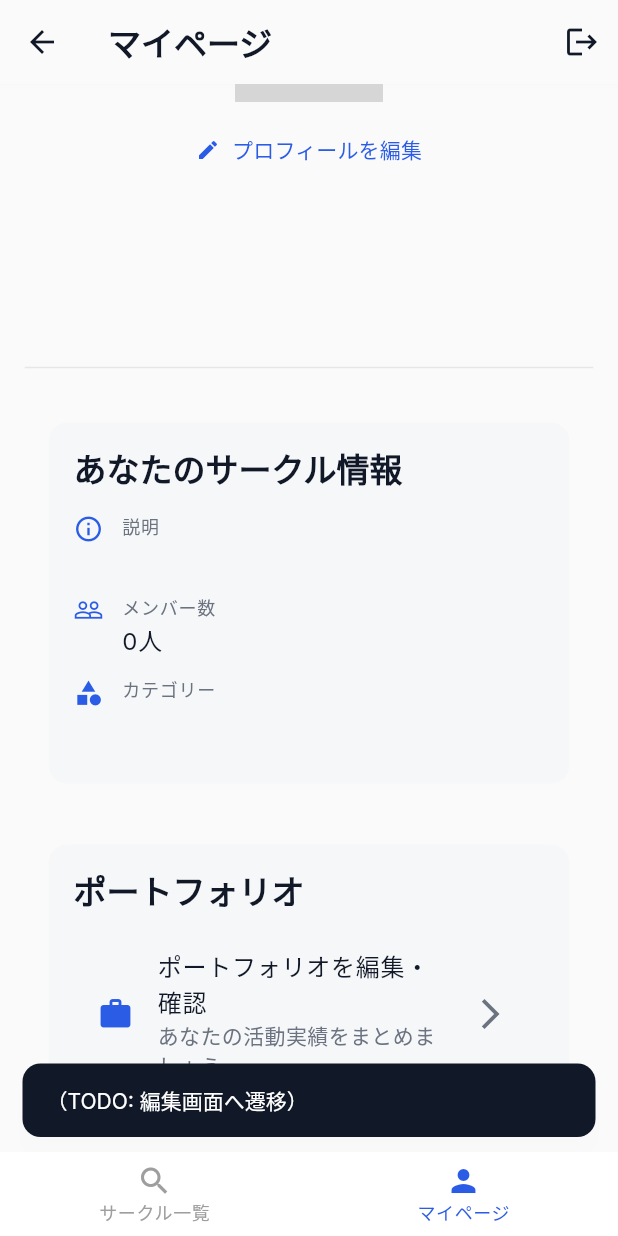
After one commit to taroa36912/circlelinks, a Flutter app: the HomeScreen screen opened directly, item 2 of the bottom bar chosen, scrolled down 120 dp, after a tap on "プロフィールを編集", on a phone screen of 412 x 824 dp. The commit adds this screen. Run offline on Flutter 3.47's test engine with Material 3 defaults, Android fonts, the light colour scheme and no system bars; our stand-ins replace cached_network_image, cloud_firestore, cloud_functions, connectivity_plus, firebase_auth, firebase_core and 10 more; missing offline and left inert: flutter_line_sdk, universal_html; accounts and stored records are empty; network calls fail; grey boxes are pictures that could not be loaded.

Commit message:
add mypage.

```diff
--- a/lib/presentation/circle_discovery/circle_discovery.dart
+++ b/lib/presentation/circle_discovery/circle_discovery.dart
@@ -336,9 +336,22 @@ class _CircleDiscoveryState extends ConsumerState<CircleDiscovery>
                     size: 24,
                   ),
                 ),
+                // ⬇️ --- 修正点 --- ⬇️
+                IconButton(
+                  onPressed: () {
+                    // 新しいマイページルートへ遷移
+                    Navigator.pushNamed(context, '/my-page');
+                  },
+                  icon: CustomIconWidget(
+                    iconName: 'person', // または 'account_circle'
+                    color: colorScheme.onSurface,
+                    size: 24,
+                  ),
+                ),
+                // ⬆️ --- 修正点 --- ⬆️
               ],
               bottom: PreferredSize(
-                preferredSize: Size.fromHeight(29.h),
+                preferredSize: Size.fromHeight(29.h), // 修正済み
                 child: Container(
                   color: colorScheme.surface,
                   child: Column(
--- /dev/null
+++ b/lib/presentation/home/home_screen.dart
@@ -0,0 +1,63 @@
+import 'package:flutter/material.dart';
+import '../../core/app_export.dart'; // app_export.dart
+// これから作成するマイページ画面
+import '../my_page/my_page_screen.dart';
+// 既存のサークル一覧画面
+import '../circle_discovery/circle_discovery.dart';
+
+class HomeScreen extends ConsumerStatefulWidget {
+  const HomeScreen({super.key});
+
+  @override
+  ConsumerState<HomeScreen> createState() => _HomeScreenState();
+}
+
+class _HomeScreenState extends ConsumerState<HomeScreen> {
+  int _selectedIndex = 0; // 現在選択されているタブのインデックス
+
+  // タブで切り替える画面のリスト
+  final List<Widget> _pages = [
+    const CircleDiscovery(), // 0: サークル一覧
+    const MyPageScreen(),    // 1: マイページ (ステップ2で作成)
+    // TODO: 将来的にチャット画面などを追加
+    // const ChatListScreen(), // 2: チャット
+  ];
+
+  void _onItemTapped(int index) {
+    setState(() {
+      _selectedIndex = index;
+    });
+  }
+
+  @override
+  Widget build(BuildContext context) {
+    return Scaffold(
+      body: IndexedStack( // 状態を保持したままタブを切り替える
+        index: _selectedIndex,
+        children: _pages,
+      ),
+      bottomNavigationBar: BottomNavigationBar(
+        items: const <BottomNavigationBarItem>[
+          BottomNavigationBarItem(
+            icon: Icon(Icons.search), // CustomIconWidgetを使ってもOK
+            label: 'サークル一覧',
+          ),
+          BottomNavigationBarItem(
+            icon: Icon(Icons.person), // CustomIconWidgetを使ってもOK
+            label: 'マイページ',
+          ),
+          // TODO: 将来的にチャットなどを追加
+          // BottomNavigationBarItem(
+          //   icon: Icon(Icons.chat_bubble_outline),
+          //   label: 'チャット',
+          // ),
+        ],
+        currentIndex: _selectedIndex,
+        selectedItemColor: AppTheme.lightTheme.colorScheme.primary, // テーマから色を指定
+        unselectedItemColor: Colors.grey, // テーマから色を指定
+        onTap: _onItemTapped,
+        type: BottomNavigationBarType.fixed, // タブが3つ以上でも固定
+      ),
+    );
+  }
+}
--- /dev/null
+++ b/lib/presentation/my_page/my_page_screen.dart
@@ -0,0 +1,280 @@
+import 'package:flutter/material.dart';
+import 'package:sizer/sizer.dart';
+import '../../core/app_export.dart'; // app_export.dart (RiverpodとServiceを含む)
+
+class MyPageScreen extends ConsumerStatefulWidget {
+  const MyPageScreen({super.key});
+
+  @override
+  ConsumerState<MyPageScreen> createState() => _MyPageScreenState();
+}
+
+class _MyPageScreenState extends ConsumerState<MyPageScreen> {
+  String? _currentUserId;
+  CircleModel? _myCircleData;
+  bool _isLoading = true;
+
+  @override
+  void initState() {
+    super.initState();
+    _loadMyData();
+  }
+
+  Future<void> _loadMyData() async {
+    setState(() { _isLoading = true; });
+
+    final authService = ref.read(firebaseAuthServiceProvider);
+    final user = authService.currentUser;
+    if (user == null) {
+      // もしユーザーがいない場合 (万が一)
+      setState(() { _isLoading = false; });
+      Navigator.of(context).pushReplacementNamed('/login'); // ログイン画面に戻す
+      return;
+    }
+
+    _currentUserId = user.uid;
+
+    try {
+      final firestoreService = ref.read(firestoreServiceProvider);
+      // 自分のAuth IDを元に自分のサークル情報を取得
+      final circle = await firestoreService.getCircle(_currentUserId!);
+      if (mounted) {
+        setState(() {
+          _myCircleData = circle;
+          _isLoading = false;
+        });
+      }
+    } catch (e) {
+      if (mounted) {
+        setState(() { _isLoading = false; });
+        ScaffoldMessenger.of(context).showSnackBar(
+          SnackBar(content: Text('自分のサークル情報の取得に失敗しました: $e')),
+        );
+      }
+    }
+  }
+
+  Future<void> _handleLogout() async {
+    try {
+      final authService = ref.read(firebaseAuthServiceProvider);
+      await authService.signOut();
+
+      if (mounted) {
+        // ログイン画面に戻り、それまでの画面スタックをすべて削除
+        Navigator.of(context).pushNamedAndRemoveUntil(
+          '/login', (Route<dynamic> route) => false
+        );
+      }
+    } catch (e) {
+      if (mounted) {
+        ScaffoldMessenger.of(context).showSnackBar(
+          SnackBar(content: Text('ログアウトに失敗しました: $e')),
+        );
+      }
+    }
+  }
+
+  @override
+  Widget build(BuildContext context) {
+    final theme = Theme.of(context);
+
+    return Scaffold(
+      appBar: AppBar(
+        title: Text(
+          'マイページ',
+          style: theme.textTheme.titleLarge?.copyWith(
+            fontWeight: FontWeight.w600,
+          ),
+        ),
+        actions: [
+          IconButton(
+            icon: const Icon(Icons.logout),
+            tooltip: 'ログアウト',
+            onPressed: _handleLogout,
+          ),
+        ],
+        backgroundColor: theme.colorScheme.surface,
+        elevation: 0,
+      ),
+      body: _isLoading
+          ? const Center(child: CircularProgressIndicator())
+          : _myCircleData == null
+              ? _buildErrorState() // 自分のサークル情報が見つからない場合
+              : _buildProfileView(theme),
+    );
+  }
+
+  Widget _buildProfileView(ThemeData theme) {
+    final circle = _myCircleData!;
+
+    return SingleChildScrollView(
+      padding: EdgeInsets.all(4.w),
+      child: Center(
+        child: Column(
+          crossAxisAlignment: CrossAxisAlignment.center,
+          children: [
+            SizedBox(height: 2.h),
+
+            // プロフィールアイコン
+            CircleAvatar(
+              radius: 12.w,
+              backgroundColor: theme.colorScheme.outline.withOpacity(0.3),
+              backgroundImage: circle.profileImageUrl != null
+                  ? NetworkImage(circle.profileImageUrl!)
+                  : null,
+              child: circle.profileImageUrl == null
+                  ? Icon(Icons.person, size: 12.w, color: Colors.grey)
+                  : null,
+            ),
+
+            SizedBox(height: 1.h),
+
+            // プロフィール編集ボタン
+            TextButton.icon(
+              icon: const Icon(Icons.edit, size: 16),
+              label: const Text('プロフィールを編集'),
+              onPressed: () {
+                // TODO: 編集画面 (例: '/edit-profile') へ遷移
+                ScaffoldMessenger.of(context).showSnackBar(
+                  const SnackBar(content: Text('（TODO: 編集画面へ遷移）')),
+                );
+              },
+            ),
+
+            SizedBox(height: 3.h),
+
+            // ユーザー名 (サークル名)
+            Text(
+              circle.circleName,
+              style: theme.textTheme.headlineSmall?.copyWith(
+                fontWeight: FontWeight.w600,
+              ),
+              textAlign: TextAlign.center,
+            ),
+            SizedBox(height: 0.5.h),
+            Text(
+              circle.universityName,
+              style: theme.textTheme.titleMedium?.copyWith(
+                color: theme.colorScheme.onSurfaceVariant,
+              ),
+              textAlign: TextAlign.center,
+            ),
+
+            SizedBox(height: 4.h),
+            Divider(height: 1.h),
+            SizedBox(height: 3.h),
+
+            // --- 所属サークル情報 ---
+            _buildInfoCard(
+              theme,
+              title: 'あなたのサークル情報',
+              children: [
+                _buildInfoRow(theme, Icons.info_outline, '説明', circle.description),
+                _buildInfoRow(theme, Icons.people_outline, 'メンバー数', '${circle.memberCount}人'),
+                _buildInfoRow(theme, Icons.category, 'カテゴリー', circle.category),
+              ],
+            ),
+
+            SizedBox(height: 3.h),
+
+            // --- ポートフォリオビルダーへの導線 ---
+            _buildInfoCard(
+              theme,
+              title: 'ポートフォリオ',
+              children: [
+                ListTile(
+                  leading: CustomIconWidget(iconName: 'work', color: theme.colorScheme.primary, size: 24),
+                  title: const Text('ポートフォリオを編集・確認'),
+                  subtitle: const Text('あなたの活動実績をまとめましょう'),
+                  trailing: const Icon(Icons.arrow_forward_ios),
+                  onTap: () {
+                    // portfolio_builder.dart へのルート名
+                    Navigator.pushNamed(context, '/portfolio-builder');
+                  },
+                )
+              ],
+            ),
+          ],
+        ),
+      ),
+    );
+  }
+
+  Widget _buildInfoCard(ThemeData theme, {required String title, required List<Widget> children}) {
+    return Card(
+      elevation: 0,
+      color: theme.colorScheme.surfaceContainerHighest.withOpacity(0.5),
+      child: Padding(
+        padding: EdgeInsets.all(4.w),
+        child: Column(
+          crossAxisAlignment: CrossAxisAlignment.start,
+          children: [
+            Text(
+              title,
+              style: theme.textTheme.titleLarge?.copyWith(
+                fontWeight: FontWeight.w600,
+              ),
+            ),
+            SizedBox(height: 2.h),
+            ...children,
+          ],
+        ),
+      ),
+    );
+  }
+
+  Widget _buildInfoRow(ThemeData theme, IconData icon, String label, String value) {
+    return Padding(
+      padding: EdgeInsets.only(bottom: 1.5.h),
+      child: Row(
+        crossAxisAlignment: CrossAxisAlignment.start,
+        children: [
+          Icon(icon, color: theme.colorScheme.primary, size: 20),
+          SizedBox(width: 3.w),
+          Expanded(
+            child: Column(
+              crossAxisAlignment: CrossAxisAlignment.start,
+              children: [
+                Text(label, style: theme.textTheme.labelMedium?.copyWith(
+                  color: theme.colorScheme.onSurfaceVariant
+                )),
+                SizedBox(height: 0.2.h),
+                Text(value, style: theme.textTheme.bodyLarge),
+              ],
+            ),
+          ),
+        ],
+      ),
+    );
+  }
+
+  Widget _buildErrorState() {
+    return Center(
+      child: Padding(
+        padding: EdgeInsets.all(8.w),
+        child: Column(
+          mainAxisAlignment: MainAxisAlignment.center,
+          children: [
+            const Icon(Icons.error_outline, color: Colors.red, size: 60),
+            SizedBox(height: 2.h),
+            const Text(
+              'サークル情報が見つかりません',
+              style: TextStyle(fontSize: 18, fontWeight: FontWeight.bold),
+              textAlign: TextAlign.center,
+            ),
+            SizedBox(height: 1.h),
+            const Text(
+              'このアカウントに紐づくサークル情報が登録されていないようです。',
+              textAlign: TextAlign.center,
+            ),
+            SizedBox(height: 3.h),
+            ElevatedButton(
+              onPressed: _handleLogout,
+              child: const Text('ログアウトしてやり直す'),
+            ),
+          ],
+        ),
+      ),
+    );
+  }
+}
--- a/lib/routes/app_routes.dart
+++ b/lib/routes/app_routes.dart
@@ -1,4 +1,4 @@
-import 'package:flutter/material.dart';
+import 'package:flutter/material.dart'; // 👈 ここのタイプミスを修正 (package.flutter -> package:flutter)
 import '../presentation/event_creation/event_creation.dart';
 import '../presentation/circle_profile/circle_profile.dart';
 import '../presentation/login_screen/login_screen.dart';
@@ -7,11 +7,12 @@ import '../presentation/circle_discovery/circle_discovery.dart';
 import '../presentation/circle_registration/circle_registration.dart';
 import '../presentation/connections/connections.dart';
 import '../presentation/chat/chat.dart';
+import '../presentation/portfolio_builder/portfolio_builder.dart';
+import '../presentation/my_page/my_page_screen.dart'; // マイページ画面
 
 class AppRoutes {
-  // TODO: Add your routes here
+  // 既存のルート
   static const String initial = '/';
-  static const String portfolioBuilder = '/portfolio-builder';
   static const String eventCreation = '/event-creation';
   static const String circleProfile = '/circle-profile';
   static const String login = '/login-screen';
@@ -21,20 +22,32 @@ class AppRoutes {
   static const String connections = '/connections';
   static const String chat = '/chat';
 
+  // 新規追加
+  static const String portfolioBuilder = '/portfolio-builder';
+  static const String myPage = '/my-page';
+
   static Map<String, WidgetBuilder> routes = {
     initial: (context) => const LoginScreen(),
+    login: (context) => const LoginScreen(),
+
+    // メイン機能
+    circleDiscovery: (context) => const CircleDiscovery(),
+    circleProfile: (context) => const CircleProfile(),
+    circleRegistration: (context) => const CircleRegistration(),
+
+    // 新規追加
+    myPage: (context) => const MyPageScreen(),
+    portfolioBuilder: (context) => const PortfolioBuilder(),
+
+    // サブ機能
     eventCreation: (context) => const EventCreation(),
-    circleProfile: (context) => const CircleProfile(),
-    login: (context) => const LoginScreen(),
     eventDetails: (context) => const EventDetails(),
-    circleDiscovery: (context) => const CircleDiscovery(),
-    circleRegistration: (context) => const CircleRegistration(),
     connections: (context) => const Connections(),
     chat: (context) {
       final args =
           ModalRoute.of(context)?.settings.arguments as Map<String, dynamic>?;
+      // 既存の引数処理を維持
       return ChatScreen(connectionId: args?['connectionId'] ?? '');
     },
-    // TODO: Add your other routes here
   };
 }
```
Also changed, not shown: 1 other file.
